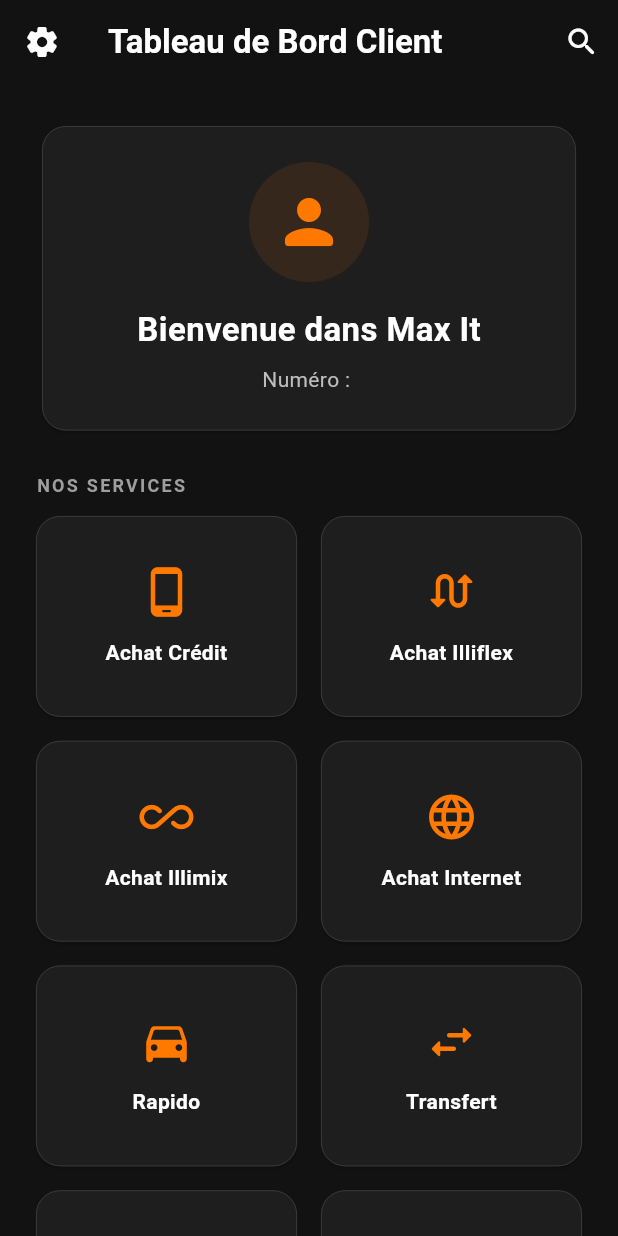
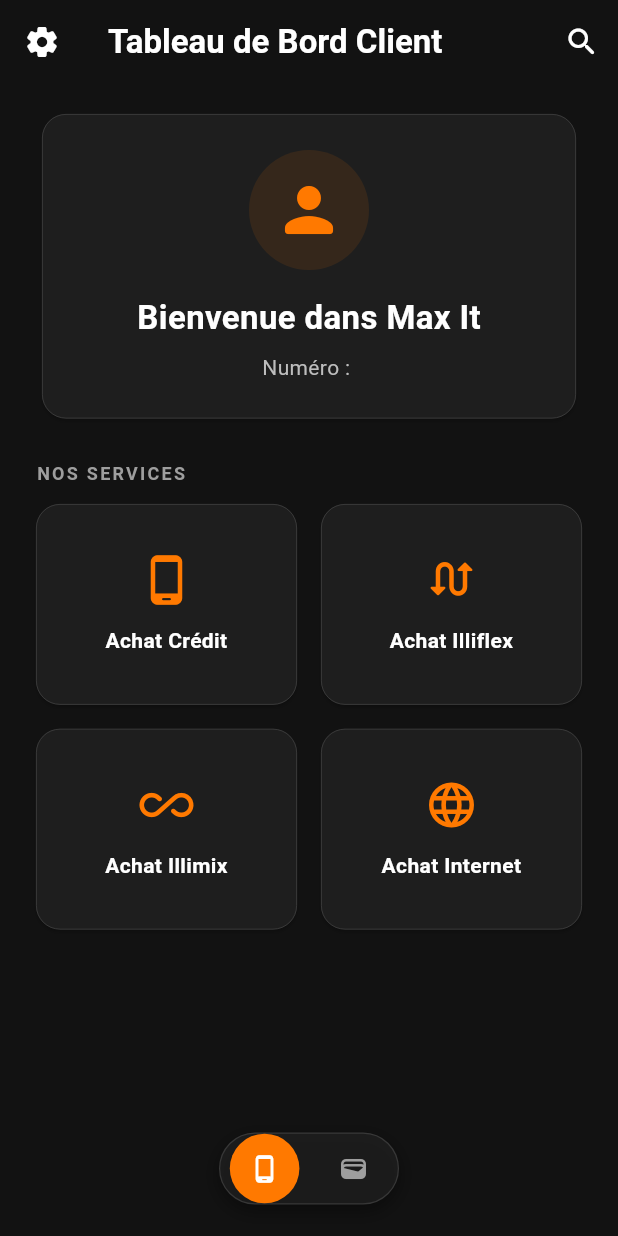
Before and after one commit to memoire-ISI-26/client-ui, a Flutter app: the HomeScreen screen opened directly with empty values, on a phone screen of 412 x 824 dp. Run offline on Flutter 3.47's test engine with Material 3 defaults, Android fonts, the phone set to English and light mode, and no system bars; network calls fail.

Commit message:
feat: set up different univers

```diff
--- a/lib/screens/home_screen.dart
+++ b/lib/screens/home_screen.dart
@@ -32,10 +32,20 @@
   Map<String, dynamic>? _lastTransaction;
   String? _txnError;
 
+  late PageController _pageController;
+  int _activeUniverseIndex = 0; // 0 = TELCO, 1 = OMY
+
   @override
   void initState() {
     super.initState();
+    _pageController = PageController(initialPage: _activeUniverseIndex);
     _fetchLastTransaction();
+  }
+
+  @override
+  void dispose() {
+    _pageController.dispose();
+    super.dispose();
   }
 
   Future<void> _fetchLastTransaction() async {
@@ -110,12 +120,14 @@
         ],
       ),
       body: SafeArea(
-        child: SingleChildScrollView(
-          padding: const EdgeInsets.all(24.0),
-          child: Column(
+        child: Stack(
+          children: [
+            Column(
               crossAxisAlignment: CrossAxisAlignment.stretch,
               children: [
-              Card(
+                Padding(
+                  padding: const EdgeInsets.only(left: 24.0, right: 24.0, top: 16.0),
+                  child: Card(
                     color: darkCardColor,
                     shape: RoundedRectangleBorder(
                       borderRadius: BorderRadius.circular(16),
@@ -148,8 +160,195 @@
                       ),
                     ),
                   ),
-              const SizedBox(height: 24),
+                ),
+                const SizedBox(height: 12),
 
+                // PageView
+                Expanded(
+                  child: PageView(
+                    controller: _pageController,
+                    onPageChanged: (index) {
+                      setState(() {
+                        _activeUniverseIndex = index;
+                      });
+                    },
+                    children: [
+                      _buildTelcoUniversePage(context, orangeColor, darkCardColor),
+                      _buildOmyUniversePage(context, orangeColor, darkCardColor),
+                    ],
+                  ),
+                ),
+              ],
+            ),
+
+            // Floating bottom universe selector
+            Positioned(
+              left: 0,
+              right: 0,
+              bottom: 0,
+              child: _buildFloatingUniverseSelector(orangeColor, darkCardColor),
+            ),
+          ],
+        ),
+      ),
+    );
+  }
+
+  Widget _buildFloatingUniverseSelector(Color orangeColor, Color darkCardColor) {
+    return Container(
+      height: 90,
+      decoration: BoxDecoration(
+        gradient: LinearGradient(
+          begin: Alignment.topCenter,
+          end: Alignment.bottomCenter,
+          colors: [
+            const Color(0xFF121212).withOpacity(0.0),
+            const Color(0xFF121212).withOpacity(0.8),
+            const Color(0xFF121212),
+          ],
+        ),
+      ),
+      alignment: Alignment.center,
+      child: Container(
+        width: 120,
+        height: 48,
+        decoration: BoxDecoration(
+          color: darkCardColor.withOpacity(0.85),
+          borderRadius: BorderRadius.circular(24),
+          border: Border.all(color: Colors.white12, width: 0.8),
+          boxShadow: [
+            BoxShadow(
+              color: Colors.black.withOpacity(0.4),
+              blurRadius: 10,
+              offset: const Offset(0, 4),
+            ),
+          ],
+        ),
+        child: Row(
+          children: [
+            Expanded(
+              child: GestureDetector(
+                onTap: () {
+                  _pageController.animateToPage(
+                    0,
+                    duration: const Duration(milliseconds: 300),
+                    curve: Curves.easeInOut,
+                  );
+                },
+                child: Container(
+                  decoration: BoxDecoration(
+                    color: _activeUniverseIndex == 0 ? orangeColor : Colors.transparent,
+                    shape: BoxShape.circle,
+                  ),
+                  alignment: Alignment.center,
+                  child: Icon(
+                    Icons.phone_android_rounded,
+                    color: _activeUniverseIndex == 0 ? Colors.white : Colors.grey[500],
+                    size: 20,
+                  ),
+                ),
+              ),
+            ),
+            Expanded(
+              child: GestureDetector(
+                onTap: () {
+                  _pageController.animateToPage(
+                    1,
+                    duration: const Duration(milliseconds: 300),
+                    curve: Curves.easeInOut,
+                  );
+                },
+                child: Container(
+                  decoration: BoxDecoration(
+                    color: _activeUniverseIndex == 1 ? orangeColor : Colors.transparent,
+                    shape: BoxShape.circle,
+                  ),
+                  alignment: Alignment.center,
+                  child: Icon(
+                    Icons.wallet_rounded,
+                    color: _activeUniverseIndex == 1 ? Colors.white : Colors.grey[500],
+                    size: 20,
+                  ),
+                ),
+              ),
+            ),
+          ],
+        ),
+      ),
+    );
+  }
+
+  Widget _buildTelcoUniversePage(BuildContext context, Color orangeColor, Color darkCardColor) {
+    return SingleChildScrollView(
+      physics: const AlwaysScrollableScrollPhysics(),
+      padding: const EdgeInsets.only(left: 24.0, right: 24.0, top: 12.0, bottom: 90.0),
+      child: Column(
+        crossAxisAlignment: CrossAxisAlignment.stretch,
+        children: [
+          const Text(
+            "NOS SERVICES",
+            style: TextStyle(
+              fontSize: 12,
+              fontWeight: FontWeight.bold,
+              color: Colors.grey,
+              letterSpacing: 1.5,
+            ),
+          ),
+          const SizedBox(height: 12),
+          GridView.count(
+            shrinkWrap: true,
+            physics: const NeverScrollableScrollPhysics(),
+            crossAxisCount: 2,
+            crossAxisSpacing: 16,
+            mainAxisSpacing: 16,
+            childAspectRatio: 1.3,
+            children: [
+              _buildServiceItem(
+                context,
+                "Achat Crédit",
+                Icons.phone_android_rounded,
+                orangeColor,
+                darkCardColor,
+                () => _handleAchatCreditTap(context),
+              ),
+              _buildServiceItem(
+                context,
+                "Achat Illiflex",
+                Icons.swap_calls_rounded,
+                orangeColor,
+                darkCardColor,
+                () => _handleAchatIlliflexTap(context),
+              ),
+              _buildServiceItem(
+                context,
+                "Achat Illimix",
+                Icons.all_inclusive_rounded,
+                orangeColor,
+                darkCardColor,
+                () => _handleAchatIllimixTap(context),
+              ),
+              _buildServiceItem(
+                context,
+                "Achat Internet",
+                Icons.language_rounded,
+                orangeColor,
+                darkCardColor,
+                () => _handleAchatInternetTap(context),
+              ),
+            ],
+          ),
+        ],
+      ),
+    );
+  }
+
+  Widget _buildOmyUniversePage(BuildContext context, Color orangeColor, Color darkCardColor) {
+    return SingleChildScrollView(
+      physics: const AlwaysScrollableScrollPhysics(),
+      padding: const EdgeInsets.only(left: 24.0, right: 24.0, top: 12.0, bottom: 90.0),
+      child: Column(
+        crossAxisAlignment: CrossAxisAlignment.stretch,
+        children: [
           const Text(
             "NOS SERVICES",
             style: TextStyle(
@@ -256,13 +455,13 @@
                   minimumSize: const Size(50, 30),
                   tapTargetSize: MaterialTapTargetSize.shrinkWrap,
                 ),
-                    child: const Row(
+                child: Row(
                   children: [
                     Text(
                       "Voir l'historique",
                       style: TextStyle(color: orangeColor, fontSize: 13, fontWeight: FontWeight.bold),
                     ),
-                        SizedBox(width: 4),
+                    const SizedBox(width: 4),
                     Icon(Icons.arrow_forward_ios_rounded, color: orangeColor, size: 12),
                   ],
                 ),
@@ -273,8 +472,8 @@
 
           // Display last transaction info
           if (_isLoadingLastTxn) ...[
-                const Center(child: Padding(
-                  padding: EdgeInsets.all(16.0),
+            Center(child: Padding(
+              padding: const EdgeInsets.all(16.0),
               child: CircularProgressIndicator(color: orangeColor),
             )),
           ] else if (_txnError != null) ...[
@@ -402,8 +601,6 @@
             }(),
           ],
         ],
-          ),
-        ),
       ),
     );
   }
```
Lines whose indentation alone changed are shown as unchanged.
